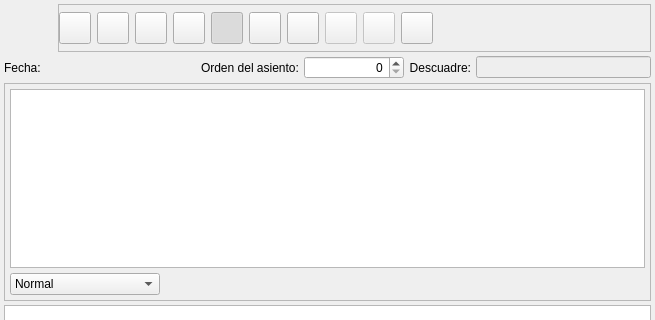
eboladev/Bulmages-1, file bulmages/bulmacont/plugins/pluginbc_asiento/bcasientobase.ui: the form before one commit; both pictures show x 0 to 655 and y 0 to 320 of the 655 by 520 pixel window.
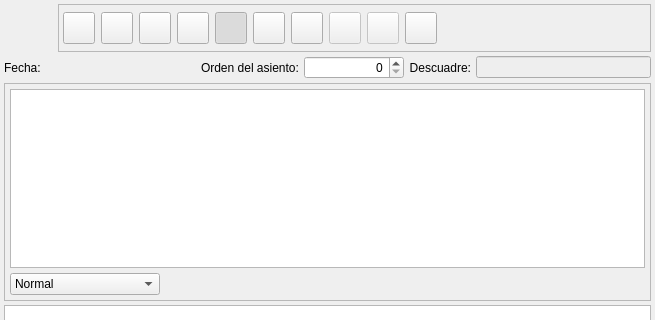
The form after the commit. Icons and pictures are not drawn. Custom widgets are drawn as their Qt base class.

Commit message: Dos botones en la ventana de asiento no se presentaban correctamente.

```diff
--- a/bulmages/bulmacont/plugins/pluginbc_asiento/bcasientobase.ui
+++ b/bulmages/bulmacont/plugins/pluginbc_asiento/bcasientobase.ui
@@ -89,7 +89,7 @@
        </property>
        <layout class="QHBoxLayout">
         <property name="margin">
-         <number>0</number>
+         <number>4</number>
         </property>
         <item>
          <widget class="QToolButton" name="mui_abrirAsiento">
```
Left out of the diff: 25 changed lines with no effect on the pictures. The commit also changes 4 other files.
